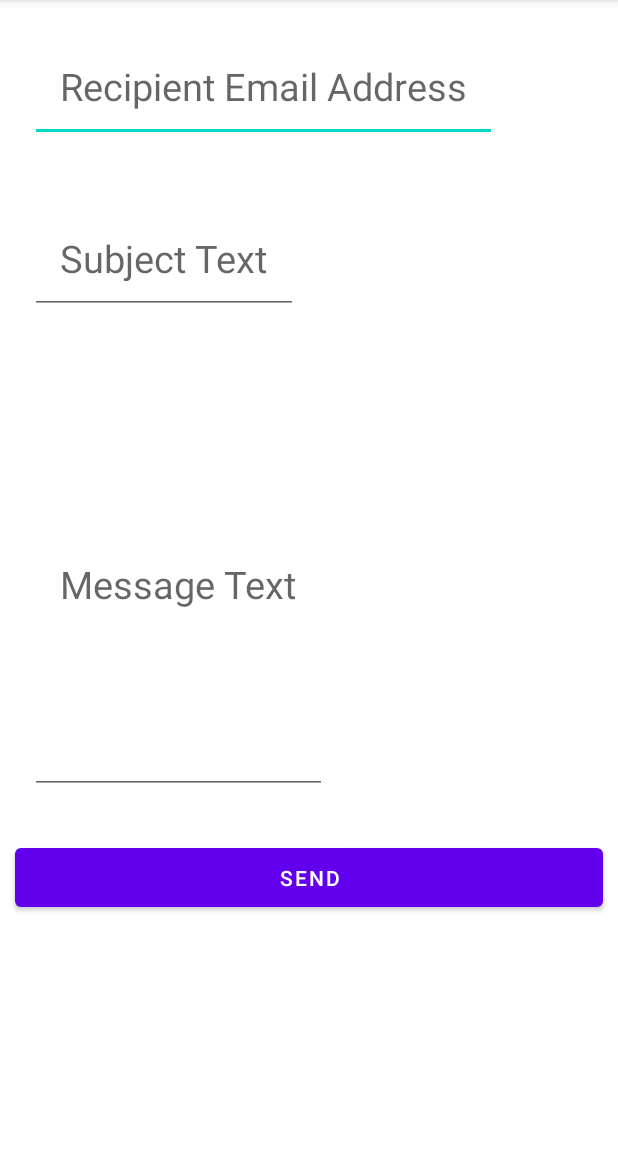
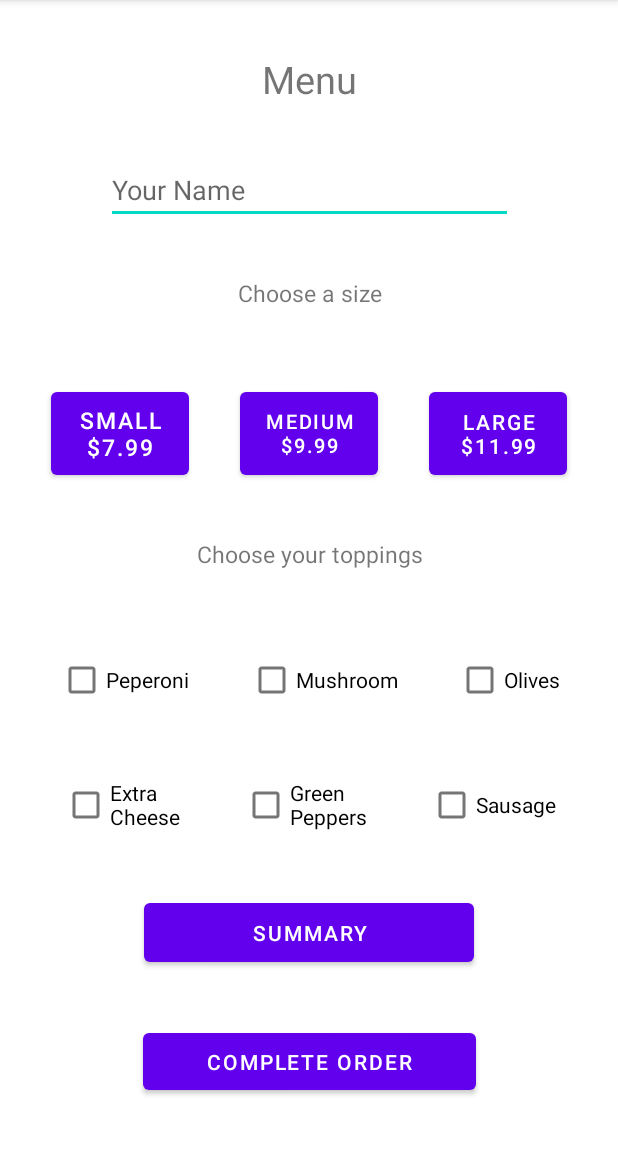
Before and after one commit to joemoon-0/WebMobile-2022Spring, an Android app: the screen it shows after launch (MainActivity before the commit, menu after it), on a phone screen of 412 x 824 dp, the part 84-1236 px from its top. Run offline under Robolectric (Android 15) with nearby library versions, the phone set to English and light mode, and no system bars.

Commit message:
ICP 9 - menu added

```diff
--- /dev/null
+++ b/2022Spring-Mobile/Mobile_ICP8/build.gradle
@@ -0,0 +1 @@
+// Top-level build file where you can add configuration options common to all sub-projects/modules.
--- a/2022Spring-Mobile/Mobile_ICP9/app/src/main/AndroidManifest.xml
+++ b/2022Spring-Mobile/Mobile_ICP9/app/src/main/AndroidManifest.xml
@@ -10,7 +10,7 @@
         android:supportsRtl="true"
         android:theme="@style/Theme.ICP9">
         <activity
-            android:name=".MainActivity"
+            android:name=".menu"
             android:exported="true">
             <intent-filter>
                 <action android:name="android.intent.action.MAIN" />
@@ -18,6 +18,10 @@
                 <category android:name="android.intent.category.LAUNCHER" />
             </intent-filter>
         </activity>
+        <activity
+            android:name=".MainActivity"
+            android:exported="false">
+        </activity>
     </application>
 
 </manifest>
--- /dev/null
+++ b/2022Spring-Mobile/Mobile_ICP9/app/src/main/java/com/example/icp9/menu.java
@@ -0,0 +1,14 @@
+package com.example.icp9;
+
+import androidx.appcompat.app.AppCompatActivity;
+
+import android.os.Bundle;
+
+public class menu extends AppCompatActivity {
+
+    @Override
+    protected void onCreate(Bundle savedInstanceState) {
+        super.onCreate(savedInstanceState);
+        setContentView(R.layout.activity_menu);
+    }
+}
--- a/2022Spring-Mobile/Mobile_ICP9/app/src/main/res/layout/activity_main.xml
+++ b/2022Spring-Mobile/Mobile_ICP9/app/src/main/res/layout/activity_main.xml
@@ -8,7 +8,7 @@
 
     <EditText
         android:id="@+id/email"
-        android:layout_width="wrap_content"
+        android:layout_width="345dp"
         android:layout_height="wrap_content"
         android:layout_marginStart="20dp"
         android:layout_marginTop="20dp"
@@ -22,12 +22,14 @@
         android:id="@+id/subjectText"
         android:layout_width="wrap_content"
         android:layout_height="wrap_content"
-        android:layout_margin="20dp"
+        android:layout_below="@+id/email"
+        android:layout_marginStart="20dp"
+        android:layout_marginTop="20dp"
+        android:layout_marginEnd="20dp"
+        android:layout_marginBottom="20dp"
+        android:hint="Subject Text"
         android:padding="20dp"
-        android:hint="Subject Text"
-        android:textSize="25sp"
-        android:layout_below="@+id/email"
-        />
+        android:textSize="25sp" />
 
     <EditText
         android:id="@+id/messageText"
--- /dev/null
+++ b/2022Spring-Mobile/Mobile_ICP9/app/src/main/res/layout/activity_menu.xml
@@ -0,0 +1,183 @@
+<?xml version="1.0" encoding="utf-8"?>
+<androidx.constraintlayout.widget.ConstraintLayout xmlns:android="http://schemas.android.com/apk/res/android"
+    xmlns:app="http://schemas.android.com/apk/res-auto"
+    xmlns:tools="http://schemas.android.com/tools"
+    android:layout_width="match_parent"
+    android:layout_height="match_parent"
+    tools:context=".menu">
+
+    <TextView
+        android:id="@+id/menuTitle"
+        android:layout_width="269dp"
+        android:layout_height="35dp"
+        android:text="Menu"
+        android:textAlignment="center"
+        android:textSize="25dp"
+        app:layout_constraintBottom_toTopOf="@+id/name"
+        app:layout_constraintEnd_toEndOf="parent"
+        app:layout_constraintHorizontal_bias="0.5"
+        app:layout_constraintStart_toStartOf="parent"
+        app:layout_constraintTop_toTopOf="parent" />
+
+    <TextView
+        android:id="@+id/menuTitle2"
+        android:layout_width="269dp"
+        android:layout_height="35dp"
+        android:text="Choose a size"
+        android:textAlignment="center"
+        android:textSize="15dp"
+        app:layout_constraintBottom_toTopOf="@+id/small"
+        app:layout_constraintEnd_toEndOf="parent"
+        app:layout_constraintHorizontal_bias="0.5"
+        app:layout_constraintStart_toStartOf="parent"
+        app:layout_constraintTop_toBottomOf="@+id/name" />
+
+    <TextView
+        android:id="@+id/menuTitle3"
+        android:layout_width="269dp"
+        android:layout_height="35dp"
+        android:text="Choose your toppings"
+        android:textAlignment="center"
+        android:textSize="15dp"
+        app:layout_constraintBottom_toTopOf="@+id/peperoni"
+        app:layout_constraintEnd_toEndOf="parent"
+        app:layout_constraintHorizontal_bias="0.5"
+        app:layout_constraintStart_toStartOf="parent"
+        app:layout_constraintTop_toBottomOf="@+id/small" />
+
+    <EditText
+        android:id="@+id/name"
+        android:layout_width="271dp"
+        android:layout_height="43dp"
+        android:hint="Your Name"
+        app:layout_constraintBottom_toTopOf="@+id/menuTitle2"
+        app:layout_constraintEnd_toEndOf="parent"
+        app:layout_constraintHorizontal_bias="0.5"
+        app:layout_constraintStart_toStartOf="parent"
+        app:layout_constraintTop_toBottomOf="@+id/menuTitle" />
+
+    <Button
+        android:id="@+id/small"
+        android:layout_width="92dp"
+        android:layout_height="67dp"
+        android:text="Small\n$7.99"
+        android:textSize="15dp"
+        app:layout_constraintBottom_toTopOf="@+id/menuTitle3"
+        app:layout_constraintEnd_toStartOf="@+id/medium"
+        app:layout_constraintHorizontal_bias="0.5"
+        app:layout_constraintStart_toStartOf="parent"
+        app:layout_constraintTop_toBottomOf="@+id/menuTitle2" />
+
+    <Button
+        android:id="@+id/medium"
+        android:layout_width="92dp"
+        android:layout_height="67dp"
+        android:text="Medium\n$9.99"
+        android:textSize="13dp"
+        app:layout_constraintBottom_toTopOf="@+id/menuTitle3"
+        app:layout_constraintEnd_toStartOf="@+id/large"
+        app:layout_constraintHorizontal_bias="0.5"
+        app:layout_constraintStart_toEndOf="@+id/small"
+        app:layout_constraintTop_toBottomOf="@+id/menuTitle2" />
+
+    <Button
+        android:id="@+id/large"
+        android:layout_width="92dp"
+        android:layout_height="67dp"
+        android:text="Large\n$11.99"
+        app:layout_constraintBottom_toTopOf="@+id/menuTitle3"
+        app:layout_constraintEnd_toEndOf="parent"
+        app:layout_constraintHorizontal_bias="0.5"
+        app:layout_constraintStart_toEndOf="@+id/medium"
+        app:layout_constraintTop_toBottomOf="@+id/menuTitle2" />
+
+    <CheckBox
+        android:id="@+id/peperoni"
+        android:layout_width="wrap_content"
+        android:layout_height="wrap_content"
+        android:text="Peperoni"
+        app:layout_constraintBottom_toTopOf="@+id/cheese"
+        app:layout_constraintEnd_toStartOf="@+id/mushroom"
+        app:layout_constraintHorizontal_bias="0.5"
+        app:layout_constraintStart_toStartOf="parent"
+        app:layout_constraintTop_toBottomOf="@+id/menuTitle3" />
+
+    <CheckBox
+        android:id="@+id/cheese"
+        android:layout_width="wrap_content"
+        android:layout_height="wrap_content"
+        android:text="Extra\nCheese"
+        app:layout_constraintBottom_toTopOf="@+id/summary"
+        app:layout_constraintEnd_toStartOf="@+id/gpepper"
+        app:layout_constraintHorizontal_bias="0.5"
+        app:layout_constraintStart_toStartOf="parent"
+        app:layout_constraintTop_toBottomOf="@+id/peperoni" />
+
+    <CheckBox
+        android:id="@+id/mushroom"
+        android:layout_width="wrap_content"
+        android:layout_height="wrap_content"
+        android:text="Mushroom"
+        app:layout_constraintBottom_toTopOf="@+id/gpepper"
+        app:layout_constraintEnd_toStartOf="@+id/olives"
+        app:layout_constraintHorizontal_bias="0.5"
+        app:layout_constraintStart_toEndOf="@+id/peperoni"
+        app:layout_constraintTop_toBottomOf="@+id/menuTitle3" />
+
+    <CheckBox
+        android:id="@+id/gpepper"
+        android:layout_width="wrap_content"
+        android:layout_height="wrap_content"
+        android:text="Green\nPeppers"
+        app:layout_constraintBottom_toTopOf="@+id/summary"
+        app:layout_constraintEnd_toStartOf="@+id/sausage"
+        app:layout_constraintHorizontal_bias="0.5"
+        app:layout_constraintStart_toEndOf="@+id/cheese"
+        app:layout_constraintTop_toBottomOf="@+id/mushroom" />
+
+    <CheckBox
+        android:id="@+id/olives"
+        android:layout_width="wrap_content"
+        android:layout_height="wrap_content"
+        android:text="Olives"
+        app:layout_constraintBottom_toTopOf="@+id/sausage"
+        app:layout_constraintEnd_toEndOf="parent"
+        app:layout_constraintHorizontal_bias="0.5"
+        app:layout_constraintStart_toEndOf="@+id/mushroom"
+        app:layout_constraintTop_toBottomOf="@+id/menuTitle3" />
+
+    <CheckBox
+        android:id="@+id/sausage"
+        android:layout_width="wrap_content"
+        android:layout_height="wrap_content"
+        android:text="Sausage"
+        app:layout_constraintBottom_toTopOf="@+id/summary"
+        app:layout_constraintEnd_toEndOf="parent"
+        app:layout_constraintHorizontal_bias="0.5"
+        app:layout_constraintStart_toEndOf="@+id/gpepper"
+        app:layout_constraintTop_toBottomOf="@+id/olives" />
+
+    <Button
+        android:id="@+id/summary"
+        android:layout_width="220dp"
+        android:layout_height="51dp"
+        android:text="Summary"
+        app:layout_constraintBottom_toTopOf="@+id/order"
+        app:layout_constraintEnd_toEndOf="parent"
+        app:layout_constraintHorizontal_bias="0.5"
+        app:layout_constraintStart_toStartOf="parent"
+        app:layout_constraintTop_toBottomOf="@+id/cheese" />
+
+    <Button
+        android:id="@+id/order"
+        android:layout_width="222dp"
+        android:layout_height="50dp"
+        android:text="Complete Order"
+        app:layout_constraintBottom_toBottomOf="parent"
+        app:layout_constraintEnd_toEndOf="parent"
+        app:layout_constraintHorizontal_bias="0.5"
+        app:layout_constraintStart_toStartOf="parent"
+        app:layout_constraintTop_toBottomOf="@+id/summary" />
+
+
+</androidx.constraintlayout.widget.ConstraintLayout>
```
Also changed, not shown: 2022Spring-Mobile/Mobile_ICP8/gradle/wrapper/gradle-wrapper.properties (added), 4 other files.
